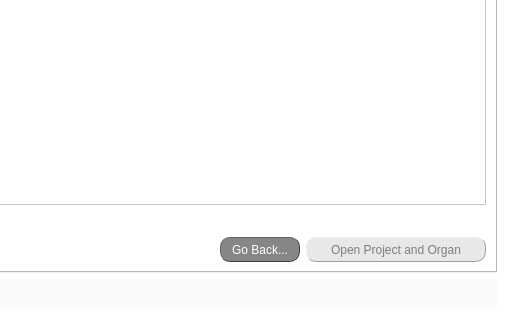
First picture: the form in src/gui/ui/load_project_screen.ui, repository jsanchez679/morphoHeart, before the edit; both pictures show x 411 to 919 and y 460 to 780 of the 919 by 780 pixel window.
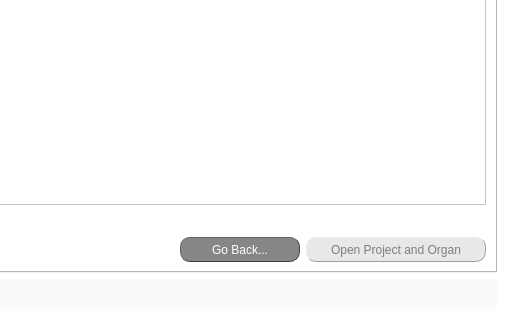
Second picture: the form after the edit. The open tabs and pages were chosen to show the change.

The edit to the form file:
```diff
--- a/src/gui/ui/load_project_screen.ui
+++ b/src/gui/ui/load_project_screen.ui
@@ -948,13 +948,13 @@
           <widget class="QPushButton" name="button_go_back">
            <property name="minimumSize">
             <size>
-             <width>80</width>
+             <width>120</width>
              <height>25</height>
             </size>
            </property>
            <property name="maximumSize">
             <size>
-             <width>80</width>
+             <width>120</width>
              <height>25</height>
             </size>
            </property>
```
Left out of the diff: 4 changed lines with no effect on the pictures.
